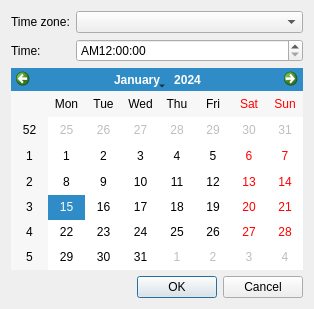
First picture: the form in lxqt-admin-time/timeadmindialog.ui, repository lxqt/lxqt-admin, before the edit.
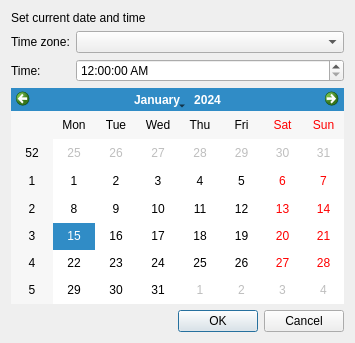
Second picture: the form after the edit.

Commit message: Add a very basic time config tool, lxqt-admin-time.

```diff
--- a/lxqt-admin-time/timeadmindialog.ui
+++ b/lxqt-admin-time/timeadmindialog.ui
@@ -6,48 +6,55 @@
    <rect>
     <x>0</x>
     <y>0</y>
-    <width>314</width>
-    <height>309</height>
+    <width>355</width>
+    <height>343</height>
    </rect>
   </property>
   <property name="windowTitle">
    <string>Time and Date Settings</string>
   </property>
   <layout class="QFormLayout" name="formLayout">
-   <item row="0" column="0">
+   <item row="1" column="0">
     <widget class="QLabel" name="label">
      <property name="text">
       <string>Time zone:</string>
      </property>
     </widget>
    </item>
-   <item row="0" column="1">
+   <item row="1" column="1">
     <widget class="QComboBox" name="timeZone"/>
    </item>
-   <item row="1" column="0">
+   <item row="2" column="0">
     <widget class="QLabel" name="label_2">
      <property name="text">
       <string>Time:</string>
      </property>
     </widget>
    </item>
-   <item row="1" column="1">
+   <item row="2" column="1">
     <widget class="QTimeEdit" name="time">
      <property name="displayFormat">
-      <string>APh:mm:ss</string>
+      <string>h:mm:ss AP</string>
      </property>
     </widget>
    </item>
-   <item row="2" column="0" colspan="2">
-    <widget class="QCalendarWidget" name="calendar"/>
-   </item>
    <item row="3" column="0" colspan="2">
+    <widget class="QCalendarWidget" name="calendar"/>
+   </item>
+   <item row="4" column="0" colspan="2">
     <widget class="QDialogButtonBox" name="buttonBox">
      <property name="standardButtons">
       <set>QDialogButtonBox::Cancel|QDialogButtonBox::Ok</set>
      </property>
     </widget>
    </item>
+   <item row="0" column="0" colspan="2">
+    <widget class="QLabel" name="label_3">
+     <property name="text">
+      <string>Set current date and time</string>
+     </property>
+    </widget>
+   </item>
   </layout>
  </widget>
  <resources/>
```
The commit also changes 6 other files.
